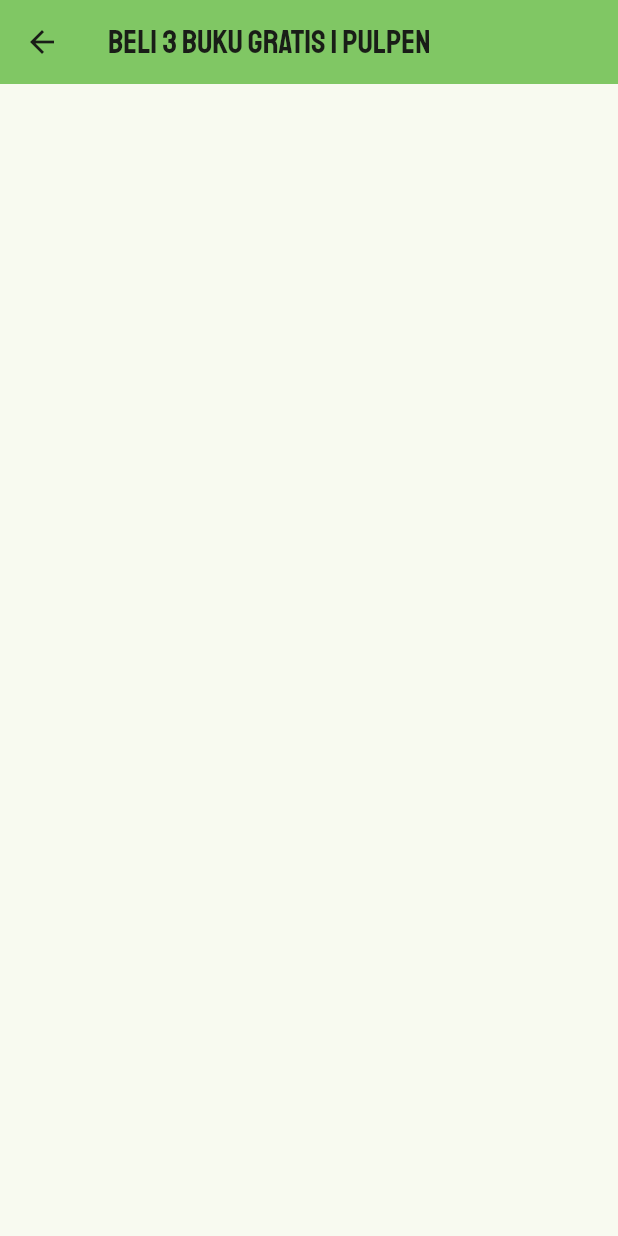
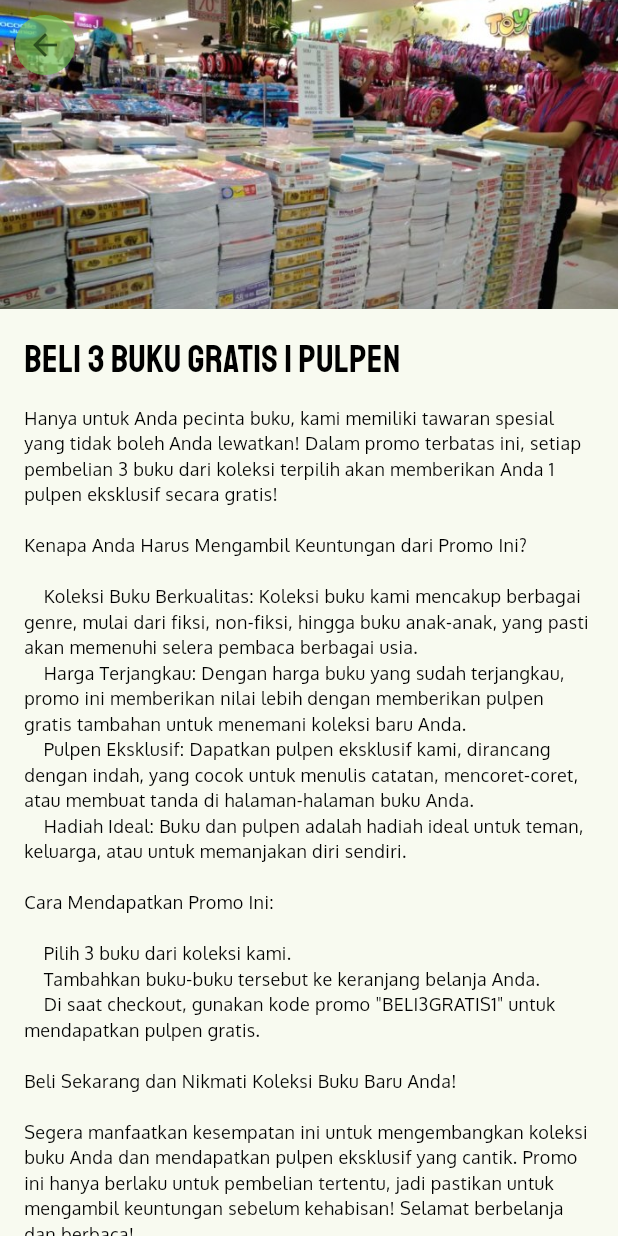
Before and after one commit to jonrysimbolon/ud_simbolon, a Flutter app: the DetailPromoItemScreen screen opened directly with sample values from the repository, on a phone screen of 412 x 824 dp. Run offline on Flutter 3.47's test engine with Material 2 defaults, Android fonts, the phone set to English and light mode, and no system bars; our stand-ins replace flutter_image_slideshow.

Commit message:
complete detail promo

```diff
--- a/lib/detail_item_screen.dart
+++ b/lib/detail_item_screen.dart
@@ -22,7 +22,7 @@ class DetailItemScreen extends StatelessWidget {
                 child: Column(children: [
       HeaderItem(item: _item),
       BodyItem(item: _item),
-      FooterItem(item: _item)
+      const FooterItem()
     ]))));
   }
 }
@@ -123,8 +123,7 @@ class BodyItem extends StatelessWidget {
 }
 
 class FooterItem extends StatelessWidget {
-  final Item item;
-  const FooterItem({super.key, required this.item});
+  const FooterItem({super.key});
 
   @override
   Widget build(BuildContext context) {
--- a/lib/model/promo.dart
+++ b/lib/model/promo.dart
@@ -1,20 +1,41 @@
 class Promo {
   String id;
   String title;
+  String desc;
 
-  Promo({
-    required this.id,
-    required this.title,
-    });
+  Promo({required this.id, required this.title, required this.desc});
 }
 
 var promos = [
   Promo(
     id: 'PR-01',
     title: 'Beli 3 buku gratis 1 pulpen',
+    desc: promoDesc1
   ),
   Promo(
     id: 'PR-02',
     title: 'Beli 10 buku gratis 2 buku',
+    desc: promoDesc1
   ),
 ];
+
+var promoDesc1 = '''
+Hanya untuk Anda pecinta buku, kami memiliki tawaran spesial yang tidak boleh Anda lewatkan! Dalam promo terbatas ini, setiap pembelian 3 buku dari koleksi terpilih akan memberikan Anda 1 pulpen eksklusif secara gratis!
+
+Kenapa Anda Harus Mengambil Keuntungan dari Promo Ini?
+
+    Koleksi Buku Berkualitas: Koleksi buku kami mencakup berbagai genre, mulai dari fiksi, non-fiksi, hingga buku anak-anak, yang pasti akan memenuhi selera pembaca berbagai usia.
+    Harga Terjangkau: Dengan harga buku yang sudah terjangkau, promo ini memberikan nilai lebih dengan memberikan pulpen gratis tambahan untuk menemani koleksi baru Anda.
+    Pulpen Eksklusif: Dapatkan pulpen eksklusif kami, dirancang dengan indah, yang cocok untuk menulis catatan, mencoret-coret, atau membuat tanda di halaman-halaman buku Anda.
+    Hadiah Ideal: Buku dan pulpen adalah hadiah ideal untuk teman, keluarga, atau untuk memanjakan diri sendiri.
+
+Cara Mendapatkan Promo Ini:
+
+    Pilih 3 buku dari koleksi kami.
+    Tambahkan buku-buku tersebut ke keranjang belanja Anda.
+    Di saat checkout, gunakan kode promo "BELI3GRATIS1" untuk mendapatkan pulpen gratis.
+
+Beli Sekarang dan Nikmati Koleksi Buku Baru Anda!
+
+Segera manfaatkan kesempatan ini untuk mengembangkan koleksi buku Anda dan mendapatkan pulpen eksklusif yang cantik. Promo ini hanya berlaku untuk pembelian tertentu, jadi pastikan untuk mengambil keuntungan sebelum kehabisan! Selamat berbelanja dan berbaca!
+''';
--- a/lib/promo_item_screen.dart
+++ b/lib/promo_item_screen.dart
@@ -1,5 +1,7 @@
 import 'package:flutter/material.dart';
+import 'package:ud_simbolon/detail_item_screen.dart';
 import 'package:ud_simbolon/model/promo.dart';
+import 'package:ud_simbolon/my_navigation.dart';
 import 'package:ud_simbolon/utils.dart';
 
 class DetailPromoItemScreen extends StatelessWidget {
@@ -14,12 +16,76 @@ class DetailPromoItemScreen extends StatelessWidget {
   @override
   Widget build(BuildContext context) {
     return Scaffold(
-        appBar: AppBar(
-            backgroundColor: bgColor,
-            title: Text(
-              _item.title,
-              style: const TextStyle(fontFamily: fontTitleStr),
-            )),
-        body: const Center());
+        body: SafeArea(
+            child: SingleChildScrollView(
+                child: Column(children: [
+      HeaderPromo(item: _item),
+      BodyPromo(item: _item),
+      const FooterItem()
+    ]))));
   }
 }
+
+class HeaderPromo extends StatelessWidget {
+  final Promo item;
+  const HeaderPromo({super.key, required this.item});
+
+  @override
+  Widget build(BuildContext context) => Stack(
+        children: [
+          AspectRatio(
+            aspectRatio: 2 / 1,
+            child: Image.asset(
+              'images/${item.id}.jpg',
+              fit: BoxFit.cover,
+            ),
+          ),
+          SafeArea(
+              child: Row(
+            children: [
+              Container(
+                padding: const EdgeInsets.all(10),
+                child: CircleAvatar(
+                  backgroundColor: cardColorForBackgroundIcon,
+                  child: IconButton(
+                      onPressed: () {
+                        back(context: context);
+                      },
+                      icon: const Icon(Icons.arrow_back)),
+                ),
+              ),
+            ],
+          ))
+        ],
+      );
+}
+
+class BodyPromo extends StatelessWidget {
+  final Promo item;
+  const BodyPromo({super.key, required this.item});
+
+  @override
+  Widget build(BuildContext context) {
+    return Container(
+      margin: const EdgeInsets.all(16.0),
+      child: Column(
+        crossAxisAlignment: CrossAxisAlignment.start,
+        children: [
+          Text(item.title,
+              style: const TextStyle(
+                  color: Colors.black,
+                  fontSize: 25.0,
+                  fontFamily: fontTitleStr)),
+          Padding(
+            padding: const EdgeInsets.only(top: 12),
+            child: Text(item.desc,
+                style: const TextStyle(
+                    color: Colors.black,
+                    fontSize: 12.0,
+                    fontFamily: fontDescStr)),
+          ),
+        ],
+      ),
+    );
+  }
+}
```
